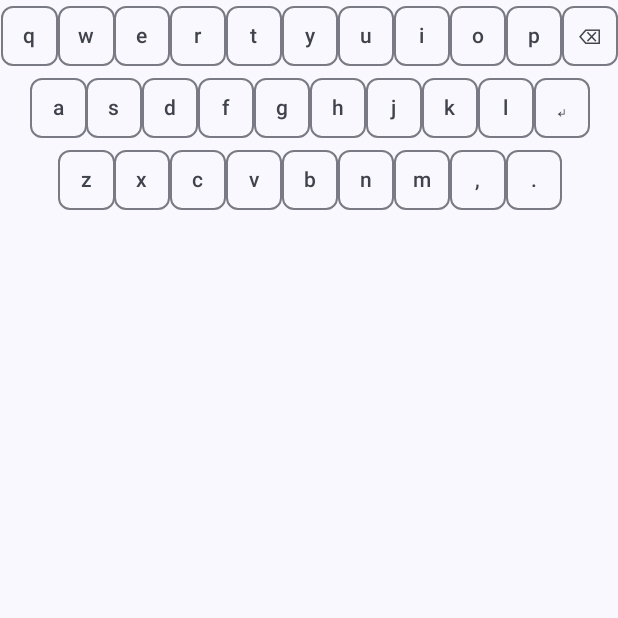
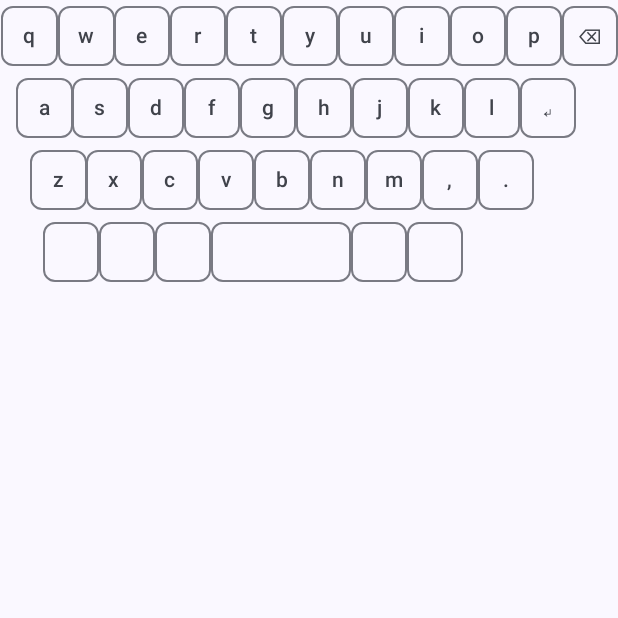
Before and after one commit to hiroyuki-komatsu/misc, an Android app built with Jetpack Compose: the screen it shows after launch (MainActivity), on a phone screen of 412 x 824 dp, the top half of it. Run offline under Robolectric (Android 15) with nearby library versions, the phone set to English and light mode, and no system bars; libraries missing offline, so code that uses them is left out: com.hoho.android.

Commit message:
Support auto spacing

```diff
--- a/apps/hidemu/app/src/main/java/org/taiyaki/hidemu/MainActivity.kt
+++ b/apps/hidemu/app/src/main/java/org/taiyaki/hidemu/MainActivity.kt
@@ -27,6 +27,7 @@ import com.hoho.android.usbserial.driver.UsbSerialDriver
 import com.hoho.android.usbserial.driver.UsbSerialPort
 import com.hoho.android.usbserial.driver.UsbSerialProber
 import org.taiyaki.hidemu.ui.theme.HIDEmulatorTheme
+import kotlin.math.max
 
 const val VENDOR_ID: Int = 0x1A86
 const val PRODUCT_ID: Int = 0x7523
@@ -476,7 +477,7 @@ val LAYOUT_DATA: LayoutData = listOf(
         Pair("POS_BACKSPACE", 1f),
     ),
     listOf(
-        Pair("", 0.5f),
+        Pair("", 0.25f),
         Pair("POS_A", 1f),
         Pair("POS_S", 1f),
         Pair("POS_D", 1f),
@@ -487,9 +488,9 @@ val LAYOUT_DATA: LayoutData = listOf(
         Pair("POS_K", 1f),
         Pair("POS_L", 1f),
         Pair("POS_ENTER", 1f),
+    ),
+    listOf(
         Pair("", 0.5f),
-    ), listOf(
-        Pair("", 1f),
         Pair("POS_Z", 1f),
         Pair("POS_X", 1f),
         Pair("POS_C", 1f),
@@ -499,7 +500,15 @@ val LAYOUT_DATA: LayoutData = listOf(
         Pair("POS_M", 1f),
         Pair("POS_COMMA", 1f),
         Pair("POS_DOT", 1f),
-        Pair("", 1f),
+    ),
+    listOf(
+        Pair("", 0.75f),
+        Pair("POS_", 1f),
+        Pair("POS_", 1f),
+        Pair("POS_", 1f),
+        Pair("POS_SPACE", 2.5f),
+        Pair("POS_", 1f),
+        Pair("POS_", 1f),
     )
 )
 
@@ -521,19 +530,37 @@ fun Key(pos: String, onClick: (String) -> Unit, modifier: Modifier = Modifier) {
     }
 }
 
+fun getMaxWidth(layoutData: LayoutData): Float {
+    var maxWidth = 0f
+    for (row in layoutData) {
+        var width = 0f
+        for (items in row) {
+            val (_: String, weight: Float) = items
+            width += weight
+        }
+        maxWidth = max(width, maxWidth)
+    }
+    return maxWidth
+}
 
 @Composable
 fun Layer(onClick: (String) -> Unit, layoutData: LayoutData) {
+    val maxWidth: Float = getMaxWidth(layoutData)
     Column {
         for (row in layoutData) {
+            var width = 0f
             Row {
                 for (items in row) {
                     val (pos: String, weight: Float) = items
+                    width += weight
                     if (pos == "") {
                         Spacer(modifier = Modifier.weight(weight))
                     } else {
                         Key(pos, onClick, Modifier.weight(weight))
                     }
+                }
+                if (width < maxWidth) {
+                    Spacer(modifier = Modifier.weight(maxWidth - width))
                 }
             }
         }
```
